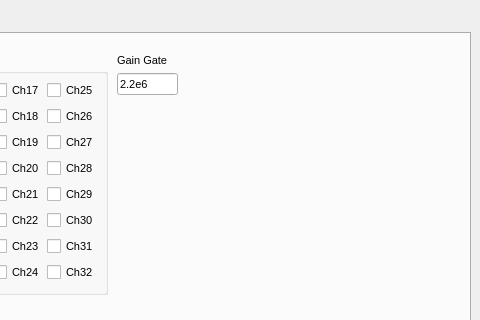
This is PyGFET/GuiMultiChannel/GuiCharactMulti.ui in aguimera/PyGFET as Qt 5 draws it before an edit; both pictures show x 514 to 994 and y 0 to 320 of the 994 by 697 pixel window. The edited form follows.
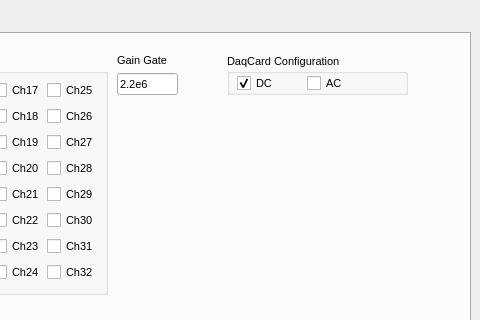
This is the edited form.

```diff
--- a/PyGFET/GuiMultiChannel/GuiCharactMulti.ui
+++ b/PyGFET/GuiMultiChannel/GuiCharactMulti.ui
@@ -723,7 +723,7 @@
         <zorder>checkBox_40</zorder>
         <zorder>checkBox_37</zorder>
        </widget>
-       <widget class="QWidget" name="">
+       <widget class="QWidget" name="layoutWidget">
         <property name="geometry">
          <rect>
           <x>370</x>
@@ -1311,6 +1311,54 @@
          </item>
         </layout>
        </widget>
+       <widget class="QGroupBox" name="GrConfig">
+        <property name="geometry">
+         <rect>
+          <x>730</x>
+          <y>20</y>
+          <width>181</width>
+          <height>41</height>
+         </rect>
+        </property>
+        <property name="title">
+         <string>DaqCard Configuration</string>
+        </property>
+        <widget class="QWidget" name="layoutWidget_4">
+         <property name="geometry">
+          <rect>
+           <x>10</x>
+           <y>20</y>
+           <width>133</width>
+           <height>19</height>
+          </rect>
+         </property>
+         <layout class="QGridLayout" name="gridLayout_16">
+          <item row="0" column="0">
+           <widget class="QCheckBox" name="ChckDCSetup">
+            <property name="text">
+             <string>DC</string>
+            </property>
+            <property name="checked">
+             <bool>true</bool>
+            </property>
+            <property name="autoExclusive">
+             <bool>true</bool>
+            </property>
+           </widget>
+          </item>
+          <item row="0" column="1">
+           <widget class="QCheckBox" name="ChckACSetup">
+            <property name="text">
+             <string>AC</string>
+            </property>
+            <property name="autoExclusive">
+             <bool>true</bool>
+            </property>
+           </widget>
+          </item>
+         </layout>
+        </widget>
+       </widget>
        <zorder>layoutWidget</zorder>
        <zorder>ButInitChannels</zorder>
        <zorder>ButUnselAll</zorder>
```
Left out of the diff: 82 changed lines with no effect on the pictures.
